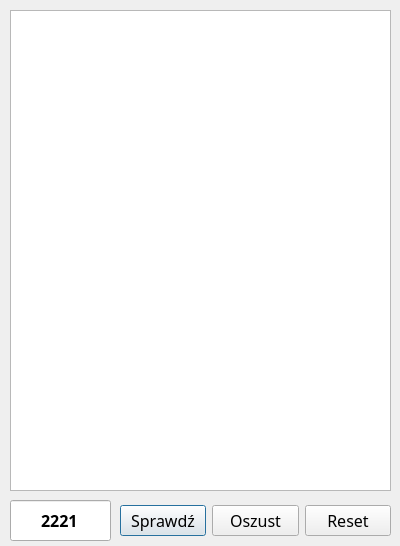
First picture: the form in game-designe.ui, repository john-bartu/cut-sp-project-mastermind, before the edit.
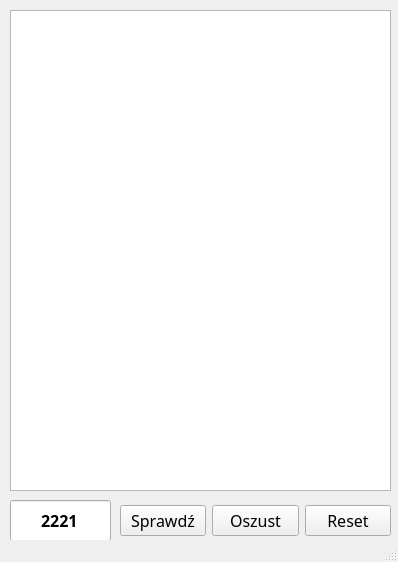
Second picture: the form after the edit.

Commit message: Project design fixes

Patch:
```diff
--- a/game-designe.ui
+++ b/game-designe.ui
@@ -1,18 +1,46 @@
 <?xml version="1.0" encoding="UTF-8"?>
 <ui version="4.0">
- <class>Dialog</class>
- <widget class="QDialog" name="Dialog">
+ <class>MainWindow</class>
+ <widget class="QMainWindow" name="MainWindow">
+  <property name="enabled">
+   <bool>true</bool>
+  </property>
   <property name="geometry">
    <rect>
     <x>0</x>
     <y>0</y>
-    <width>400</width>
-    <height>546</height>
+    <width>398</width>
+    <height>562</height>
    </rect>
   </property>
+  <property name="sizePolicy">
+   <sizepolicy hsizetype="Fixed" vsizetype="Fixed">
+    <horstretch>0</horstretch>
+    <verstretch>0</verstretch>
+   </sizepolicy>
+  </property>
+  <property name="minimumSize">
+   <size>
+    <width>398</width>
+    <height>562</height>
+   </size>
+  </property>
+  <property name="maximumSize">
+   <size>
+    <width>398</width>
+    <height>562</height>
+   </size>
+  </property>
+  <property name="contextMenuPolicy">
+   <enum>Qt::DefaultContextMenu</enum>
+  </property>
   <property name="windowTitle">
    <string>Dialog</string>
   </property>
+  <property name="toolTip">
+   <string>&lt;html&gt;&lt;head/&gt;&lt;body&gt;&lt;p&gt;&lt;br/&gt;&lt;/p&gt;&lt;/body&gt;&lt;/html&gt;</string>
+  </property>
+  <widget class="QWidget" name="centralwidget">
   <widget class="QTableView" name="table_board">
    <property name="geometry">
     <rect>
@@ -104,6 +132,8 @@
     </item>
    </layout>
   </widget>
+  </widget>
+  <widget class="QStatusBar" name="statusbar"/>
  </widget>
  <resources/>
  <connections/>
```
Left out of the diff: 2 changed lines with no effect on the pictures. Lines whose indentation alone changed are shown as unchanged.
